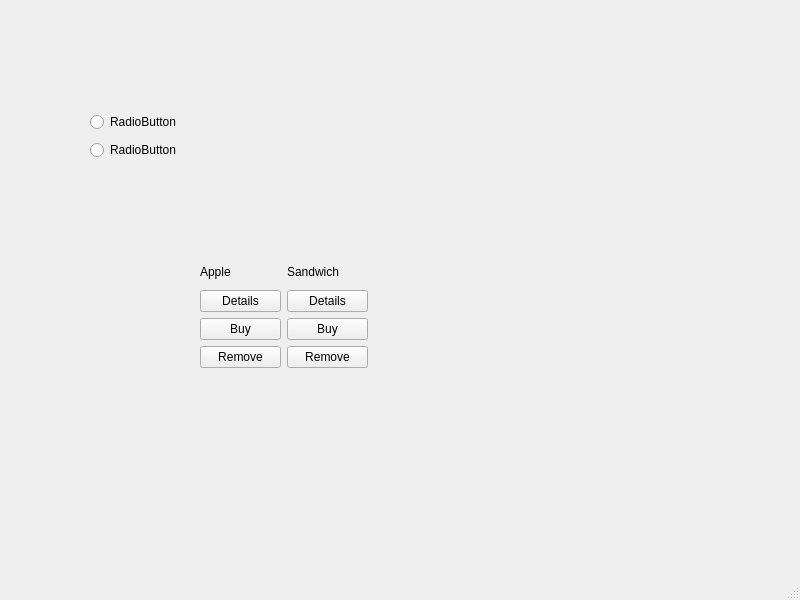
This is mainwindow.ui in Whiteclaww/UGroceryDelivery as Qt 5 draws it before an edit. The edited form follows.
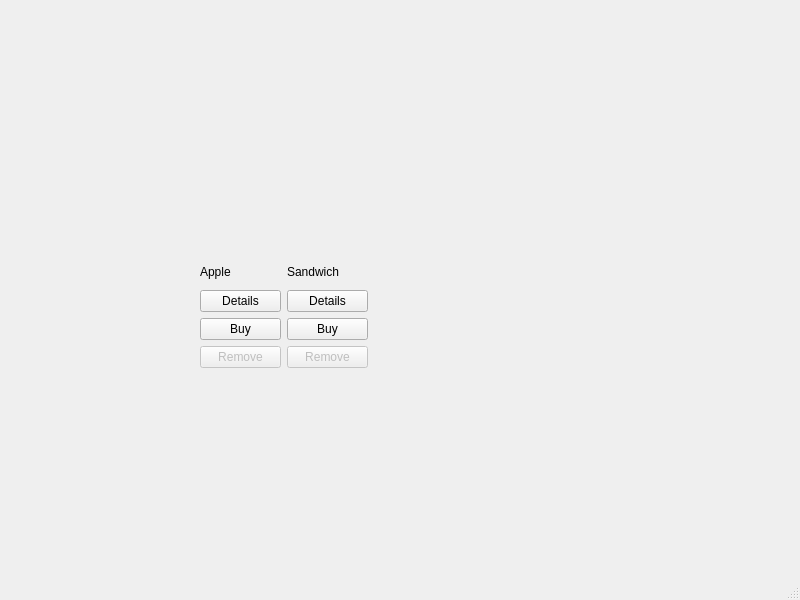
This is the edited form.

Commit message: buttons mostly work, but save button and create are bugged

The edit to the form file:
```diff
--- a/mainwindow.ui
+++ b/mainwindow.ui
@@ -68,6 +68,9 @@
      </item>
      <item row="4" column="1">
       <widget class="QPushButton" name="pushButton_5">
+       <property name="enabled">
+        <bool>false</bool>
+       </property>
        <property name="text">
         <string>Remove</string>
        </property>
@@ -75,6 +78,9 @@
      </item>
      <item row="4" column="0">
       <widget class="QPushButton" name="pushButton_6">
+       <property name="enabled">
+        <bool>false</bool>
+       </property>
        <property name="text">
         <string>Remove</string>
        </property>
@@ -82,32 +88,6 @@
      </item>
     </layout>
    </widget>
-   <widget class="QWidget" name="layoutWidget">
-    <property name="geometry">
-     <rect>
-      <x>90</x>
-      <y>110</y>
-      <width>93</width>
-      <height>52</height>
-     </rect>
-    </property>
-    <layout class="QGridLayout" name="gridLayout_3">
-     <item row="0" column="0">
-      <widget class="QRadioButton" name="radioButton">
-       <property name="text">
-        <string>RadioButton</string>
-       </property>
-      </widget>
-     </item>
-     <item row="1" column="0">
-      <widget class="QRadioButton" name="radioButton_2">
-       <property name="text">
-        <string>RadioButton</string>
-       </property>
-      </widget>
-     </item>
-    </layout>
-   </widget>
   </widget>
   <widget class="QStatusBar" name="statusbar"/>
  </widget>
```
The commit also changes 11 other files.
